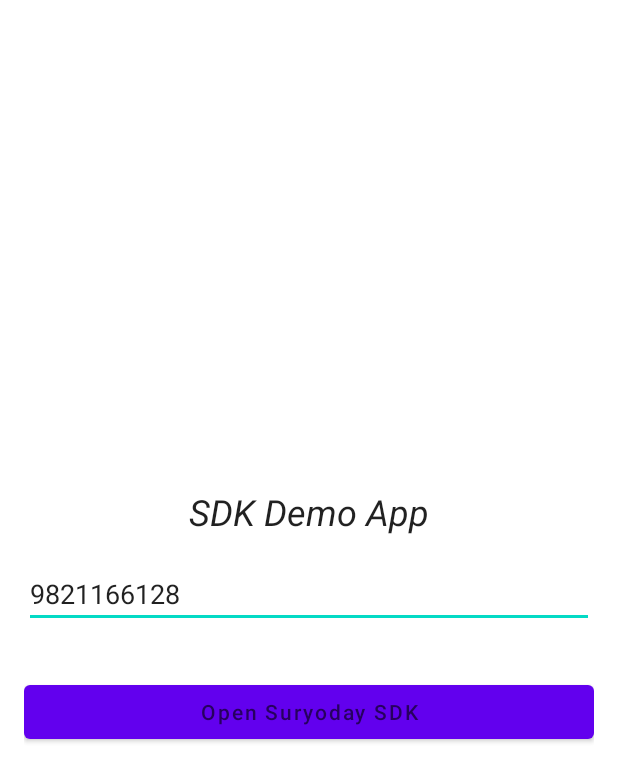
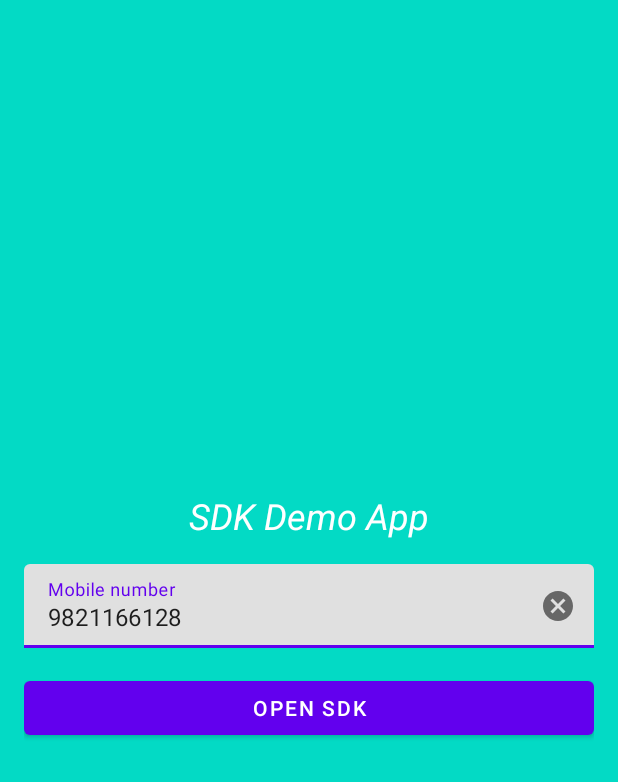
Before and after one commit to amitkumarjaiswal-novopay/SuryodaySdkSample, an Android app: the screen it shows after launch (MainActivity), on a phone screen of 412 x 824 dp. Shown: the top 782 px of the screen. Run offline under Robolectric (Android 15) with nearby library versions, the phone set to English and light mode, and no system bars; our stand-ins replace EventBus, data binding; libraries missing offline, so code that uses them is left out: in.digiapp.waas.

Commit message:
UI changes

```diff
--- a/app/src/main/AndroidManifest.xml
+++ b/app/src/main/AndroidManifest.xml
@@ -11,7 +11,8 @@
         android:theme="@style/SdkAppTheme"
         tools:ignore="GoogleAppIndexingWarning"
         tools:replace="android:theme">
-        <activity android:name=".MainActivity">
+        <activity android:name=".MainActivity"
+            android:screenOrientation="portrait">
             <intent-filter>
                 <action android:name="android.intent.action.MAIN" />
 
--- a/app/src/main/res/layout/activity_main.xml
+++ b/app/src/main/res/layout/activity_main.xml
@@ -1,6 +1,7 @@
 <?xml version="1.0" encoding="utf-8"?>
-<layout xmlns:tools="http://schemas.android.com/tools"
-    xmlns:android="http://schemas.android.com/apk/res/android">
+<layout xmlns:android="http://schemas.android.com/apk/res/android"
+    xmlns:tools="http://schemas.android.com/tools"
+    xmlns:app="http://schemas.android.com/apk/res-auto">
 
     <data>
 
@@ -9,6 +10,7 @@
     <LinearLayout
         android:layout_width="match_parent"
         android:layout_height="match_parent"
+        android:background="@color/colorAccent"
         android:gravity="center"
         android:orientation="vertical"
         android:padding="16dp"
@@ -19,9 +21,15 @@
             android:layout_width="wrap_content"
             android:layout_height="wrap_content"
             android:text="SDK Demo App"
+            android:textColor="@android:color/white"
             android:textStyle="italic" />
 
-        <EditText
+        <com.google.android.material.textfield.TextInputLayout
+            android:layout_width="match_parent"
+            app:endIconMode="clear_text"
+            android:layout_height="wrap_content">
+
+            <com.google.android.material.textfield.TextInputEditText
                 android:id="@+id/etMobile"
                 android:layout_width="match_parent"
                 android:layout_height="wrap_content"
@@ -29,13 +37,15 @@
                 android:hint="Mobile number"
                 android:inputType="phone"
                 android:text="9821166128" />
+        </com.google.android.material.textfield.TextInputLayout>
+
 
         <Button
+            style="@style/Widget.MaterialComponents.Button"
             android:id="@+id/btnOpenSdSdk"
             android:layout_width="match_parent"
             android:layout_height="wrap_content"
-            android:layout_marginTop="32dp"
-            android:hint="Open Suryoday SDK"
-            android:textColor="#FFF" />
+            android:layout_marginTop="16dp"
+            android:text="Open SDK"/>
     </LinearLayout>
 </layout>
--- a/app/src/main/res/values/strings.xml
+++ b/app/src/main/res/values/strings.xml
@@ -1,3 +1,3 @@
 <resources>
-    <string name="app_name">Samuday  App</string>
+    <string name="app_name">Waas Sdk App</string>
 </resources>
--- a/sdk_config.gradle
+++ b/sdk_config.gradle
@@ -1,5 +1,5 @@
 ext {
-    API_KEY = "1579514199220"
+    API_KEY = "4051c9d9d616Jvuy0B3Y817t4ow"
     NUM_HASHED_BYTES = 9
     NUM_BASE64_CHAR = 11
     HASH_TYPE = "SHA-256"
```
Also changed, not shown: app/build.gradle (+3 -10 lines), app/src/main/java/com/carlsberg_stack/samudayapp/MainActivity.java (+25 -22 lines). Lines whose indentation alone changed are shown as unchanged.
